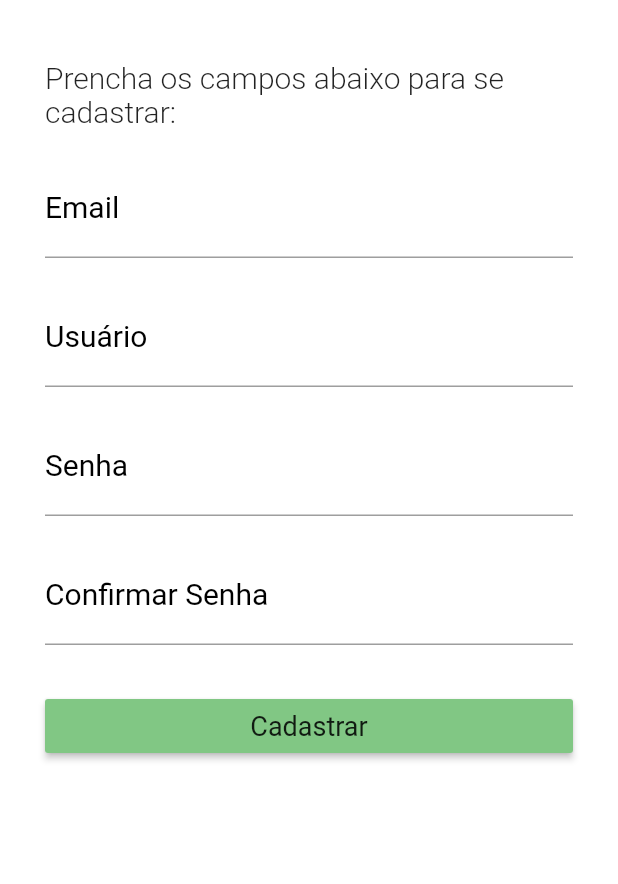
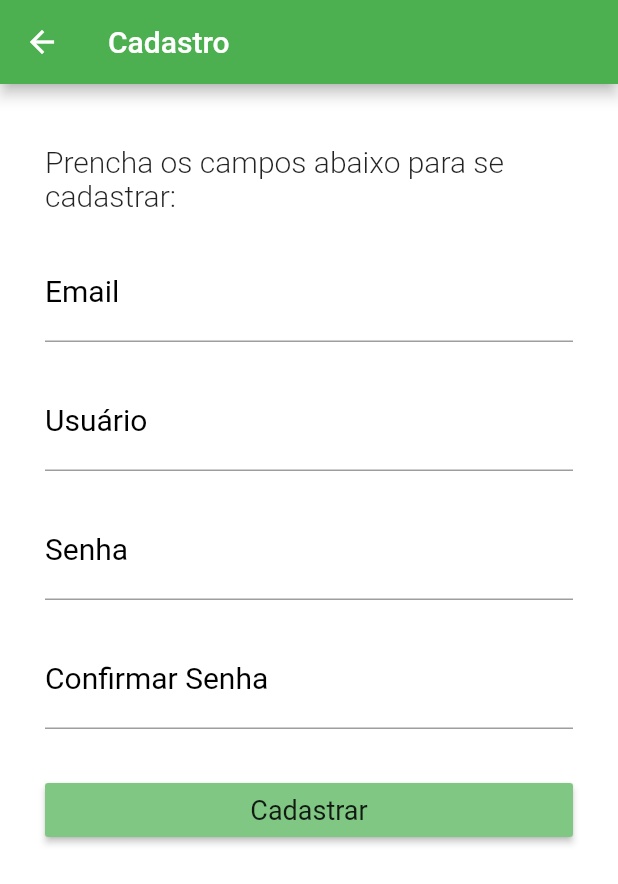
Before and after one commit to Stefanyvitoria/DSI, a Flutter app: the RegisterPage screen opened by its route, on a phone screen of 412 x 824 dp. Shown: the top 884 px of the screen. Run offline on Flutter 3.47's test engine with Material 2 defaults, Android fonts, the phone set to English and light mode, and no system bars.

Commit message:
add appBar-cadastro
retocando a tela de cadastro.

```diff
--- a/lib/register_page.dart
+++ b/lib/register_page.dart
@@ -35,6 +35,9 @@ class RegisterPageState extends State<RegisterPage> {
   @override
   Widget build(BuildContext context) {
     return Scaffold(
+      appBar: AppBar(
+        title: Text('Cadastro'),
+      ),
       body: Container(
         padding: EdgeInsets.only(
           top: 40,
```
